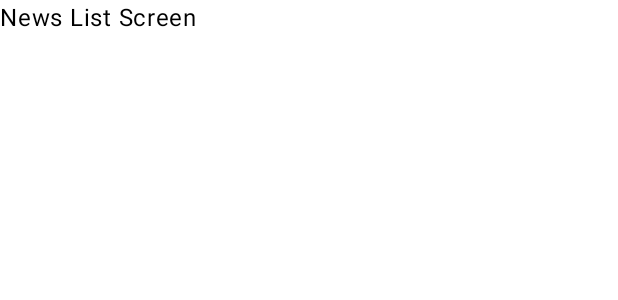
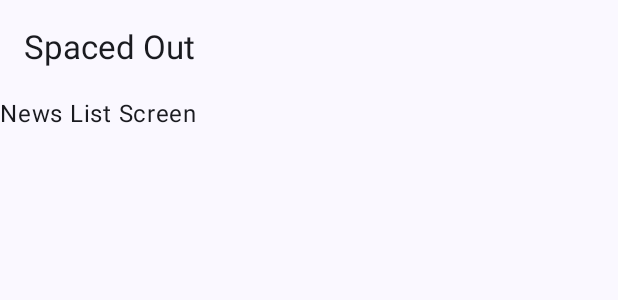
Before and after one commit to simona-kurnavova/spaced-out, an Android app built with Jetpack Compose: the @Preview function MainPreview, on a phone screen of 412 x 824 dp. Shown: the top 300 px of the screen. Run offline under Robolectric (Android 15) with nearby library versions, the phone set to English and light mode, and no system bars.

Commit message:
Add scaffold and toolbar to navigation.

```diff
--- a/app/src/main/java/com/kurnavova/spacedout/navigation/MainNavHost.kt
+++ b/app/src/main/java/com/kurnavova/spacedout/navigation/MainNavHost.kt
@@ -1,33 +1,75 @@
 package com.kurnavova.spacedout.navigation
 
+import androidx.compose.foundation.layout.fillMaxSize
+import androidx.compose.foundation.layout.padding
+import androidx.compose.material3.Scaffold
 import androidx.compose.runtime.Composable
+import androidx.compose.runtime.getValue
+import androidx.compose.runtime.mutableStateOf
+import androidx.compose.runtime.remember
+import androidx.compose.runtime.setValue
 import androidx.compose.ui.Modifier
+import androidx.compose.ui.tooling.preview.Preview
 import androidx.navigation.compose.NavHost
 import androidx.navigation.compose.composable
 import androidx.navigation.compose.rememberNavController
+import androidx.navigation.toRoute
+import com.kurnavova.spacedout.R
 import com.kurnavova.spacedout.features.newsdetail.ui.NewsDetailScreenRoot
 import com.kurnavova.spacedout.features.newslist.ui.NewsListScreenRoot
-import kotlinx.serialization.Serializable
+import com.kurnavova.spacedout.navigation.route.NewsDetail
+import com.kurnavova.spacedout.navigation.route.NewsList
+import com.kurnavova.spacedout.ui.theme.SpacedOutTheme
 
 @Composable
 fun MainNavHost(modifier: Modifier = Modifier) {
     val navController = rememberNavController()
 
-    NavHost(navController = navController, startDestination = NewsList, modifier = modifier) {
-        composable<NewsList> {
-            NewsListScreenRoot { id: Int ->
-                navController.navigate(NewsDetail(id))
+    var toolbarState: ToolbarState by remember {
+        mutableStateOf(ToolbarState(R.string.app_name, false))
+    }
+
+    Scaffold(
+        modifier = modifier.fillMaxSize(),
+        topBar = {
+            Toolbar(
+                toolbarState = toolbarState,
+                popBackStack = navController::popBackStack
+            )
+        },
+    ) { innerPadding ->
+        NavHost(
+            navController = navController,
+            startDestination = NewsList,
+            modifier = Modifier.padding(innerPadding)
+        ) {
+            composable<NewsList> {
+                toolbarState = ToolbarState(
+                    title = R.string.app_name,
+                    backActionAvailable = false
+                )
+
+                NewsListScreenRoot { id: Int ->
+                    navController.navigate(NewsDetail(id))
+                }
             }
-        }
-        composable<NewsDetail> { backStackEntry ->
-            val id = backStackEntry.id.toInt()
-            NewsDetailScreenRoot(id = id)
+            composable<NewsDetail> { backStackEntry ->
+                toolbarState = ToolbarState(
+                    title = R.string.news_detail_toolbar_title,
+                    backActionAvailable = true
+                )
+
+                val route = backStackEntry.toRoute<NewsDetail>()
+                NewsDetailScreenRoot(id = route.id)
+            }
         }
     }
 }
 
-@Serializable
-object NewsList
-
-@Serializable
-data class NewsDetail(val id: Int)
+@Preview
+@Composable
+private fun MainNavHostPreview() {
+    SpacedOutTheme {
+        MainNavHost()
+    }
+}
--- /dev/null
+++ b/app/src/main/java/com/kurnavova/spacedout/navigation/Toolbar.kt
@@ -0,0 +1,64 @@
+package com.kurnavova.spacedout.navigation
+
+import androidx.annotation.StringRes
+import androidx.compose.material.icons.Icons
+import androidx.compose.material.icons.automirrored.filled.ArrowBack
+import androidx.compose.material3.ExperimentalMaterial3Api
+import androidx.compose.material3.Icon
+import androidx.compose.material3.IconButton
+import androidx.compose.material3.Text
+import androidx.compose.material3.TopAppBar
+import androidx.compose.runtime.Composable
+import androidx.compose.runtime.Stable
+import androidx.compose.ui.Modifier
+import androidx.compose.ui.res.stringResource
+import androidx.compose.ui.tooling.preview.Preview
+import com.kurnavova.spacedout.R
+import com.kurnavova.spacedout.ui.theme.SpacedOutTheme
+
+@OptIn(ExperimentalMaterial3Api::class)
+@Composable
+fun Toolbar(
+    toolbarState: ToolbarState,
+    popBackStack: () -> Unit,
+    modifier: Modifier = Modifier,
+) {
+    TopAppBar(
+        title = { Text(text = stringResource(toolbarState.title)) },
+        navigationIcon = {
+            if (toolbarState.backActionAvailable) {
+                IconButton(onClick = popBackStack) {
+                    Icon(
+                        Icons.AutoMirrored.Filled.ArrowBack,
+                        contentDescription = stringResource(R.string.back)
+                    )
+                }
+            }
+        },
+        modifier = modifier
+    )
+}
+
+/**
+ * Represents the state of the toolbar.
+ *
+ * @param title The title of the toolbar.
+ * @param backActionAvailable Whether the back button action is available.
+ */
+@Stable
+data class ToolbarState(
+    @StringRes
+    val title: Int,
+    val backActionAvailable: Boolean
+)
+
+@Preview
+@Composable
+private fun ToolbarPreview() {
+    SpacedOutTheme {
+        Toolbar(
+            toolbarState = ToolbarState(R.string.app_name, false),
+            popBackStack = {}
+        )
+    }
+}
--- /dev/null
+++ b/app/src/main/java/com/kurnavova/spacedout/navigation/route/NavRoute.kt
@@ -0,0 +1,22 @@
+package com.kurnavova.spacedout.navigation.route
+
+import kotlinx.serialization.Serializable
+
+/**
+ * Navigation routes.
+ */
+interface NavRoute
+
+/**
+ * News list route.
+ */
+@Serializable
+data object NewsList : NavRoute
+
+/**
+ * News detail route.
+ *
+ * @param id News id.
+ */
+@Serializable
+data class NewsDetail(val id: Int) : NavRoute
--- a/app/src/main/res/values/strings.xml
+++ b/app/src/main/res/values/strings.xml
@@ -1,3 +1,10 @@
 <resources>
+    <!-- App name -->
     <string name="app_name">Spaced Out</string>
+
+    <!-- Toolbar title for the news detail screen -->
+    <string name="news_detail_toolbar_title">Article</string>
+
+    <!-- Content description for the "Navigate back" button -->
+    <string name="back">Navigate back</string>
 </resources>
```
Also changed, not shown: app/src/main/java/com/kurnavova/spacedout/MainActivity.kt (+1 -7 lines).
